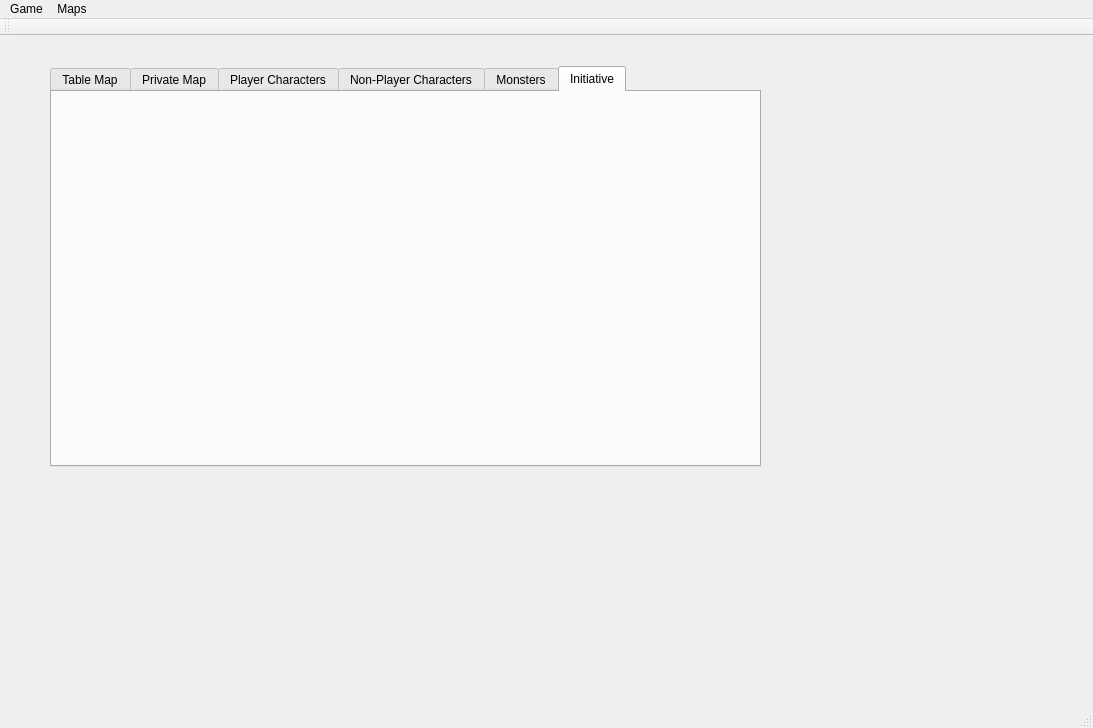
Above: src/dm/forms/MainWindow.ui from guyvdb/Multi-Touch before the change. Below: the same form after it.
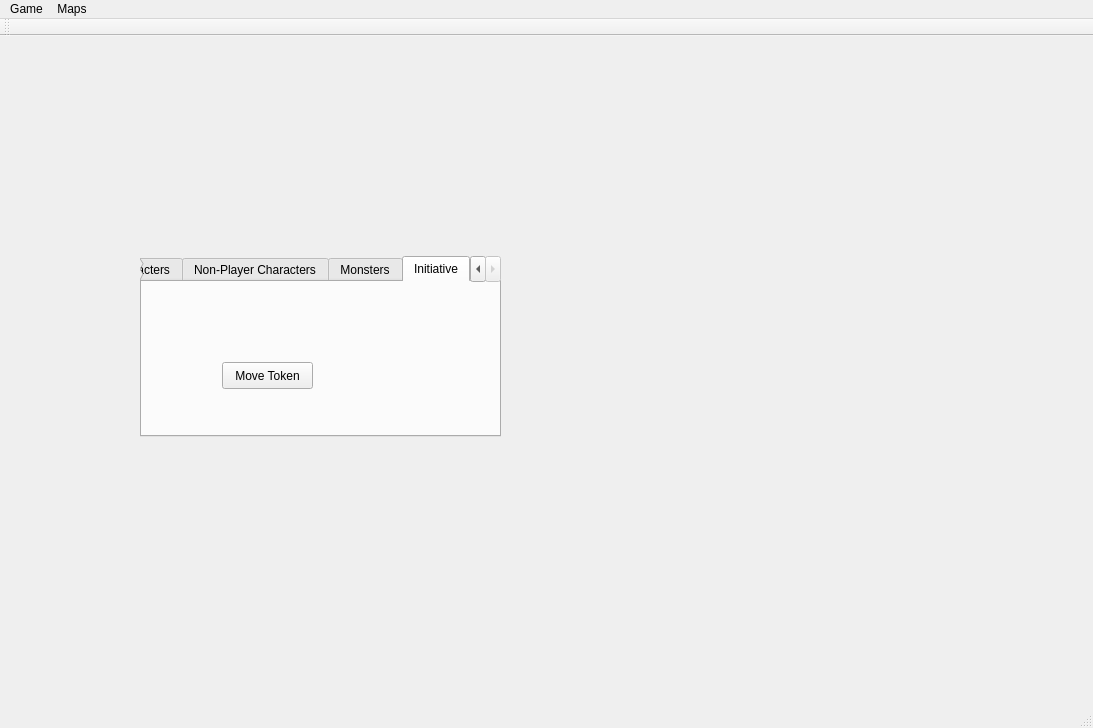
That is the form after the change. The open tabs and pages were chosen to show the change.

The edit to the form file:
```diff
--- a/src/dm/forms/MainWindow.ui
+++ b/src/dm/forms/MainWindow.ui
@@ -17,12 +17,15 @@
    <widget class="QTabWidget" name="tabs">
     <property name="geometry">
      <rect>
-      <x>50</x>
-      <y>30</y>
-      <width>711</width>
-      <height>401</height>
+      <x>140</x>
+      <y>220</y>
+      <width>361</width>
+      <height>181</height>
      </rect>
     </property>
+    <property name="tabShape">
+     <enum>QTabWidget::Rounded</enum>
+    </property>
     <property name="currentIndex">
      <number>0</number>
     </property>
@@ -33,7 +36,7 @@
     </widget>
     <widget class="QWidget" name="tabPrivateMap">
      <attribute name="title">
-      <string>Private Map</string>
+      <string>DM Map</string>
      </attribute>
     </widget>
     <widget class="QWidget" name="tab">
@@ -55,6 +58,19 @@
      <attribute name="title">
       <string>Initiative</string>
      </attribute>
+     <widget class="QPushButton" name="pushButton">
+      <property name="geometry">
+       <rect>
+        <x>80</x>
+        <y>80</y>
+        <width>91</width>
+        <height>27</height>
+       </rect>
+      </property>
+      <property name="text">
+       <string>Move Token</string>
+      </property>
+     </widget>
     </widget>
    </widget>
   </widget>
```
Left out of the diff: 21 changed lines with no effect on the pictures.
